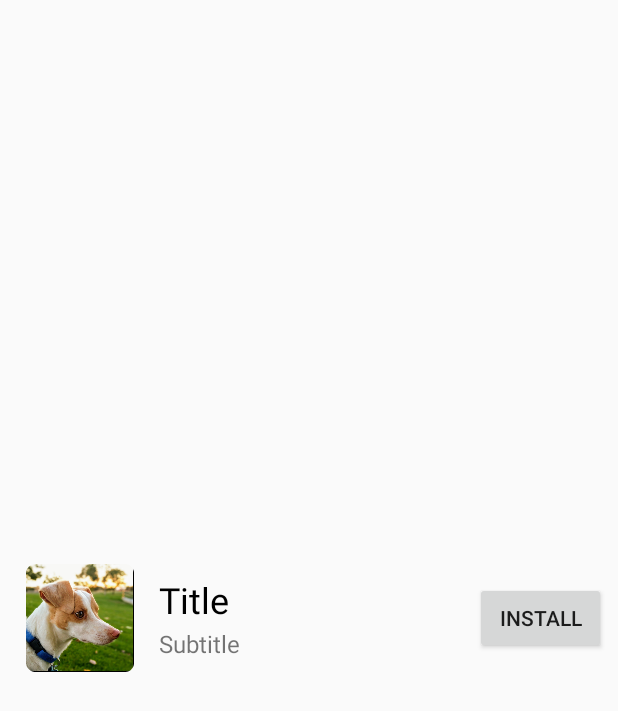
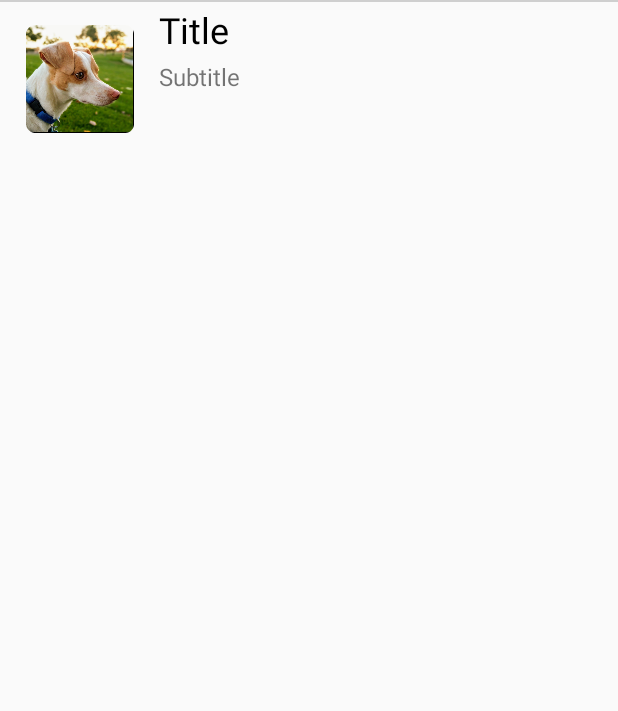
Before and after one commit to svank/finn-stickers, an Android app: the layout list_item_sticker_pack.xml on its own in the app's theme, with its tools: preview values and no code run, on a phone screen of 412 x 824 dp. Shown: the top 711 px of the screen. Run offline under Robolectric (Android 15) with nearby library versions, the phone set to English and light mode, and no system bars; network calls fail.

Commit message:
Update MainActivity UI, fixes for small screens, show new sticker counts
Consolidates redundant layout files

```diff
--- a/app/src/main/java/net/samvankooten/finnstickers/OnboardSlide.java
+++ b/app/src/main/java/net/samvankooten/finnstickers/OnboardSlide.java
@@ -145,8 +145,9 @@ public class OnboardSlide extends Fragment {
             if (Build.VERSION.SDK_INT >= 26)
                 videoView.setAudioFocusRequest(AudioManager.AUDIOFOCUS_NONE);
 
-            videoView .setOnPreparedListener(mediaPlayer -> {
+            videoView.setOnPreparedListener(mediaPlayer -> {
                 mediaPlayer.setLooping(true);
+                mediaPlayer.setScreenOnWhilePlaying(false);
                 mediaPlayer.start();
             });
             videoView.start();
--- a/app/src/main/java/net/samvankooten/finnstickers/StickerPack.java
+++ b/app/src/main/java/net/samvankooten/finnstickers/StickerPack.java
@@ -284,6 +284,11 @@ public class StickerPack implements DownloadCallback<StickerPackDownloadTask.Res
         return new File(iconDir, packname + "-icon" + suffix);
     }
 
+    public boolean wasUpdatedRecently() {
+        return (System.currentTimeMillis() / 1000L - getUpdatedTimestamp()) < 7*24*60*60
+                && getUpdatedURIs().size() > 0;
+    }
+
     public String getPackname() { return packname; }
 
     public String getIconurl() { return iconurl; }
--- a/app/src/main/java/net/samvankooten/finnstickers/StickerPackListDownloadTask.java
+++ b/app/src/main/java/net/samvankooten/finnstickers/StickerPackListDownloadTask.java
@@ -61,7 +61,7 @@ public class StickerPackListDownloadTask extends AsyncTask<Object, Void, Sticker
      */
     @Override
     protected Result doInBackground(Object... params) {
-        if (isCancelled()) {
+        if (isCancelled() || !Util.connectedToInternet(context)) {
             return null;
         }
         try {
--- a/app/src/main/java/net/samvankooten/finnstickers/sticker_pack_viewer/StickerPackViewerActivity.java
+++ b/app/src/main/java/net/samvankooten/finnstickers/sticker_pack_viewer/StickerPackViewerActivity.java
@@ -57,8 +57,7 @@ public class StickerPackViewerActivity extends AppCompatActivity {
         model = ViewModelProviders.of(this).get(StickerPackViewerViewModel.class);
 
         boolean showUpdates = false;
-        if ((System.currentTimeMillis() / 1000L - pack.getUpdatedTimestamp()) < 7*24*60*60
-                && pack.getUpdatedURIs().size() > 0 && !picker)
+        if (pack.wasUpdatedRecently() && !picker)
             showUpdates = true;
 
         // These GridViews will make themselves tall rather than scrolling, so we can have
--- /dev/null
+++ b/app/src/main/res/drawable/pack_list_divider.xml
@@ -0,0 +1,6 @@
+<shape
+    xmlns:android="http://schemas.android.com/apk/res/android"
+    android:shape="rectangle">
+    <solid
+        android:color="@color/listDivider"/>
+</shape>
--- a/app/src/main/res/layout/list_item_sticker_pack.xml
+++ b/app/src/main/res/layout/list_item_sticker_pack.xml
@@ -1,66 +1,138 @@
 <?xml version="1.0" encoding="utf-8"?>
-<RelativeLayout xmlns:android="http://schemas.android.com/apk/res/android"
+<LinearLayout xmlns:android="http://schemas.android.com/apk/res/android"
               xmlns:tools="http://schemas.android.com/tools"
               android:layout_width="match_parent"
-                android:layout_height="match_parent">
+              android:layout_height="match_parent"
+              android:orientation="vertical"
+              android:elevation="5dp"
+              android:background="?android:colorBackground">
+
+    <!-- ListView includes dividers by default, but it doesn't put one on top. So instead
+    let's make our own on-top dividers. We won't need one on bottom because of the shadow -->
+    <ImageView
+        android:id="@+id/topDivider"
+        android:layout_width="match_parent"
+        android:layout_height="1dp"
+        android:src="@drawable/pack_list_divider"
+        />
+
+    <RelativeLayout
+        android:id="@+id/viewWithRippleEffect"
+        android:layout_width="match_parent"
+        android:layout_height="match_parent"
+        android:gravity="top"
+        android:paddingLeft="@dimen/pack_list_item_side_padding"
+        android:paddingRight="@dimen/pack_list_item_side_padding"
+        android:background="?android:selectableItemBackground">
 
         <ImageView
             android:id="@+id/sticker_pack_list_thumbnail"
-      android:layout_width="90dp"
-      android:layout_height="90dp"
+            android:layout_width="@dimen/pack_list_icon_size"
+            android:layout_height="@dimen/pack_list_icon_size"
             android:layout_alignParentStart="true"
-      android:layout_centerVertical="true"
+            android:layout_marginTop="6dp"
             android:layout_marginBottom="6dp"
-      android:layout_marginStart="@dimen/list_item_side_padding"
-      android:layout_marginTop="6dp"
             android:contentDescription="@string/sticker_pack_thumbnail"
             android:scaleType="centerInside"
-      tools:src="@mipmap/ic_launcher" />
-
-  <Button
-      android:id="@+id/installButton"
-      android:layout_width="wrap_content"
-      android:layout_height="wrap_content"
-      android:layout_alignParentEnd="true"
-      android:layout_centerVertical="true"
-      android:layout_marginEnd="@dimen/list_item_side_padding"
-      android:layout_marginStart="4dp"
-      android:paddingEnd="4dp"
-      android:paddingStart="4dp"
-      android:minWidth="@dimen/button_min_width"
-      android:focusable="false"
-      android:text="@string/install_button" />
-
-  <RelativeLayout
-      android:id="@+id/sticker_pack_list_text_layout"
-      android:layout_width="wrap_content"
-      android:layout_height="wrap_content"
-      android:layout_centerVertical="true"
-      android:layout_toStartOf="@id/installButton"
-      android:layout_toEndOf="@id/sticker_pack_list_thumbnail">
+            tools:src="@mipmap/ic_launcher"
+            />
 
         <TextView
             android:id="@+id/sticker_pack_list_title"
             android:layout_width="wrap_content"
             android:layout_height="wrap_content"
-          android:layout_marginLeft="8dp"
-          android:layout_marginRight="8dp"
+            android:layout_alignTop="@id/sticker_pack_list_thumbnail"
+            android:layout_alignParentTop="true"
+            android:layout_marginStart="8dp"
+            android:layout_marginTop="@dimen/pack_list_title_margin_top"
+            android:layout_marginEnd="8dp"
+            android:layout_toStartOf="@id/variableContainer"
+            android:layout_toEndOf="@id/sticker_pack_list_thumbnail"
             android:textColor="@android:color/black"
-          android:textSize="24sp"
-          tools:text="Title" />
+            android:textSize="@dimen/pack_list_title_text_size"
+            tools:text="Title"
+            />
 
         <TextView
             android:id="@+id/sticker_pack_list_subtitle"
             android:layout_width="wrap_content"
             android:layout_height="wrap_content"
+            android:layout_marginStart="8dp"
+            android:layout_marginTop="@dimen/pack_list_text_separation"
+            android:layout_marginEnd="8dp"
             android:layout_below="@+id/sticker_pack_list_title"
-          android:layout_marginLeft="8dp"
-          android:layout_marginRight="8dp"
+            android:layout_toStartOf="@id/variableContainer"
+            android:layout_toEndOf="@id/sticker_pack_list_thumbnail"
+            android:textSize="@dimen/pack_list_subtitle_text_size"
+            tools:text="Subtitle"
+            />
+
+        <TextView
+            android:id="@+id/sticker_pack_list_update_text"
+            android:layout_width="wrap_content"
+            android:layout_height="wrap_content"
+            android:layout_marginStart="8dp"
             android:layout_marginTop="2dp"
-          android:ellipsize="end"
-          android:maxLines="3"
-          android:textSize="16sp"
-          tools:text="Subtitle" />
+            android:layout_marginEnd="8dp"
+            android:layout_below="@+id/sticker_pack_list_subtitle"
+            android:layout_alignParentEnd="true"
+            android:layout_alignParentBottom="true"
+            android:layout_toEndOf="@id/sticker_pack_list_thumbnail"
+            android:paddingBottom="5dp"
+            android:textColor="@color/colorAccent"
+            android:textSize="@dimen/pack_list_update_text_size"
+            android:visibility="gone"
+            />
+
+        <LinearLayout
+            android:id="@+id/variableContainer"
+            android:layout_width="wrap_content"
+            android:layout_height="match_parent"
+            android:layout_alignParentEnd="true"
+            android:layout_centerVertical="true"
+            android:layout_marginStart="4dp"
+            android:gravity="center"
+            android:minWidth="105dp"
+            android:orientation="horizontal">
+
+            <Button
+                android:id="@+id/installButton"
+                style="@style/Widget.AppCompat.Button.Colored"
+                android:layout_width="match_parent"
+                android:layout_height="wrap_content"
+                android:focusable="false"
+                android:text="@string/install_button"
+                android:visibility="gone"
+                />
+
+            <Button
+                android:id="@+id/updateButton"
+                style="@style/Widget.AppCompat.Button.Colored"
+                android:layout_width="match_parent"
+                android:layout_height="wrap_content"
+                android:focusable="false"
+                android:text="@string/update_button"
+                android:visibility="gone"
+                />
+
+            <Button
+                android:id="@+id/removeButton"
+                android:layout_width="match_parent"
+                android:layout_height="wrap_content"
+                android:focusable="false"
+                android:text="@string/remove_button"
+                android:visibility="gone"
+                />
+
+            <ProgressBar
+                android:id="@+id/progressBar"
+                style="?android:attr/progressBarStyle"
+                android:layout_width="wrap_content"
+                android:layout_height="wrap_content"
+                android:visibility="gone"
+                />
+
+        </LinearLayout>
 
     </RelativeLayout>
-</RelativeLayout>
+</LinearLayout>
--- /dev/null
+++ b/app/src/main/res/values-w370dp/dimens.xml
@@ -0,0 +1,10 @@
+<?xml version="1.0" encoding="utf-8"?>
+<resources>
+    <dimen name="pack_list_item_side_padding">8dp</dimen>
+    <dimen name="pack_list_icon_size">90dp</dimen>
+    <dimen name="pack_list_title_text_size">24sp</dimen>
+    <dimen name="pack_list_subtitle_text_size">16sp</dimen>
+    <dimen name="pack_list_update_text_size">14sp</dimen>
+    <dimen name="pack_list_text_separation">4dp</dimen>
+    <dimen name="pack_list_title_margin_top">2dp</dimen>
+</resources>
--- a/app/src/main/res/values/colors.xml
+++ b/app/src/main/res/values/colors.xml
@@ -5,4 +5,6 @@
     <color name="colorAccent">#66bb6a</color>
     <color name="colorAccentDark">#3E8340</color>
     <color name="shutterFlash">#000000</color>
+    <color name="listDivider">#CFCFCF</color>
+    <color name="mainActivityBackground">#EEEEEE</color>
 </resources>
--- a/app/src/main/res/values/dimens.xml
+++ b/app/src/main/res/values/dimens.xml
@@ -1,7 +1,16 @@
 <?xml version="1.0" encoding="utf-8"?>
 <resources>
-    <dimen name="list_item_side_padding">8dp</dimen>
-    <dimen name="button_min_width">87dp</dimen>
+
+    <!-- These are values for small devices -->
+    <dimen name="pack_list_item_side_padding">8dp</dimen>
+    <dimen name="pack_list_icon_size">70dp</dimen>
+    <dimen name="pack_list_title_text_size">20sp</dimen>
+    <dimen name="pack_list_subtitle_text_size">14sp</dimen>
+    <dimen name="pack_list_update_text_size">12sp</dimen>
+    <dimen name="pack_list_text_separation">0dp</dimen>
+    <dimen name="pack_list_title_margin_top">2dp</dimen>
+
+    <!-- These are universal values -->
     <dimen name="ar_item_padding">5dp</dimen>
     <dimen name="ar_item_size">90dp</dimen>
 </resources>
--- a/app/src/main/res/values/strings.xml
+++ b/app/src/main/res/values/strings.xml
@@ -5,11 +5,12 @@
 
 <resources>
     <string name="app_name">&appname;!</string>
-    <string name="install_button">Install</string>
-    <string name="remove_button">Delete</string>
+    <string name="install_button">Download</string>
+    <string name="remove_button">Uninstall</string>
     <string name="update_button">Update</string>
     <string name="refresh_button">Reload</string>
     <string name="text_above_pack_list">Click a pack to view its stickers</string>
+    <string name="pack_list_update_report">%d new sticker%s added recently</string>
     <string name="notif_channel_new_stickers_name">New Stickers</string>
     <string name="notif_channel_new_stickers_description">Notifications for new stickers</string>
     <string name="notif_channel_new_pack_name">New Sticker Pack</string>
@@ -35,6 +36,8 @@
     <string name="share_button">Share</string>
     <string name="sticker_pack_thumbnail">Sticker pack thumbnail</string>
     <string name="title_activity_onboard">Welcome Screen</string>
+    <string name="network_error">A network error occurred</string>
+    <string name="no_network">No network connectivity</string>
 
     <string name="onboard_title_1">Welcome!</string>
     <string name="onboard_text_1">&appname; provides some great stickers featuring the world\'s best dog, Finn, and a hand puppet and almost-chew-toy named Cowwy.</string>
```
Also changed, not shown: app/src/main/java/net/samvankooten/finnstickers/MainActivity.java (+21 -17 lines), app/src/main/java/net/samvankooten/finnstickers/StickerPackListAdapter.java (+55 -44 lines), app/src/main/res/layout/activity_main.xml (+12 -5 lines), app/src/main/res/layout/list_item_sticker_pack_downloading.xml (deleted, +0 -64 lines), app/src/main/res/layout/list_item_sticker_pack_installed.xml (deleted, +0 -66 lines), app/src/main/res/layout/list_item_sticker_pack_updateable.xml (deleted, +0 -66 lines). Lines whose indentation alone changed are shown as unchanged.
